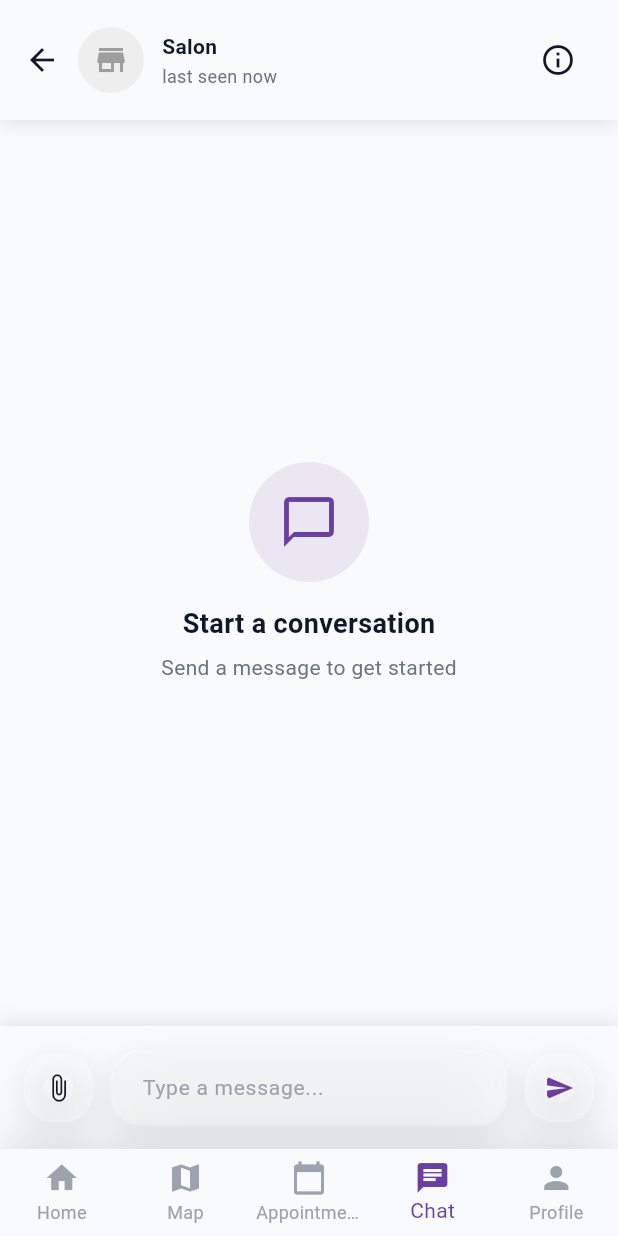
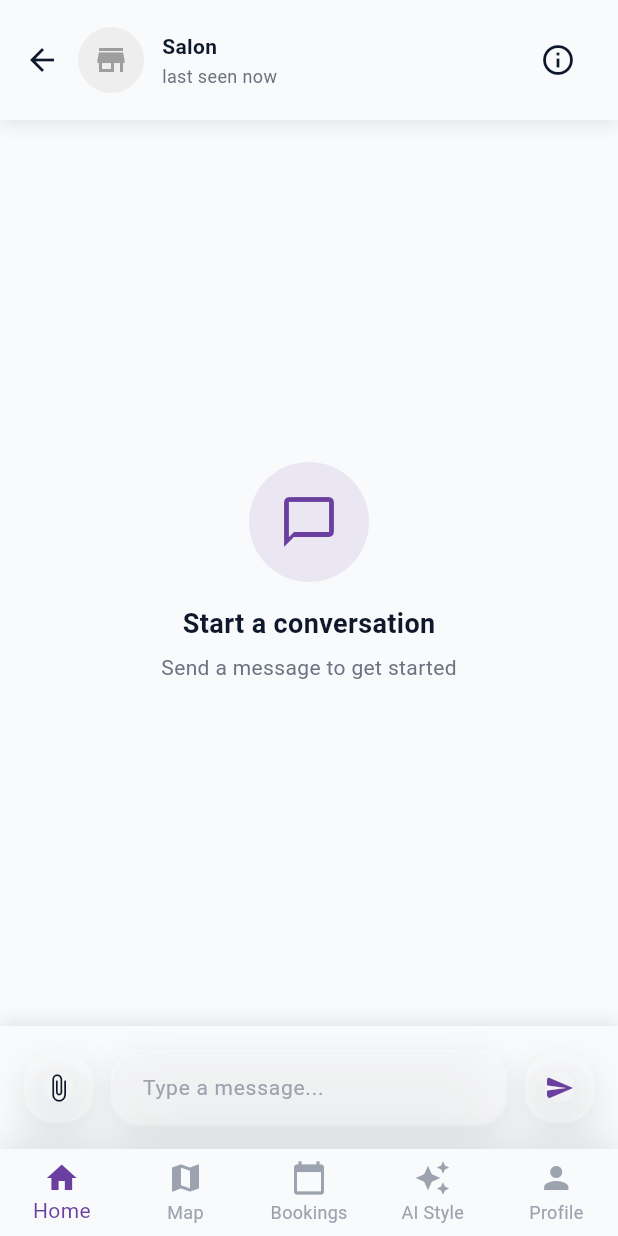
Before and after one commit to ctcw7k88zn-lab/menz_cut_project-1, a Flutter app: the CustomerChatScreen screen opened by its route, on a phone screen of 412 x 824 dp. Run offline on Flutter 3.47's test engine with Material 3 defaults, Android fonts, the phone set to English and light mode, and no system bars; our stand-ins replace cached_network_image, fl_chart, flutter_dotenv, flutter_map, flutter_riverpod, geolocator and 9 more; missing offline and left inert: dart:html; accounts and stored records are empty; network calls fail; Roboto replaces fonts that are missing (Poppins).

Commit message:
basic chat option is completed

```diff
--- a/lib/screens/customer/customer_chat.dart
+++ b/lib/screens/customer/customer_chat.dart
@@ -605,7 +605,7 @@ class _CustomerChatScreenState extends ConsumerState<CustomerChatScreen>
       ),
       child: BottomNavigationBar(
         type: BottomNavigationBarType.fixed,
-        currentIndex: 3,
+        currentIndex: 0, // Home tab is active (since we're navigating from home)
         backgroundColor: Colors.transparent,
         elevation: 0,
         selectedItemColor: AppTheme.primaryMauve,
@@ -622,7 +622,7 @@ class _CustomerChatScreenState extends ConsumerState<CustomerChatScreen>
               context.push('/customer-appointments');
               break;
             case 3:
-              // Already on chat
+              context.push('/ai-hair-suggestions');
               break;
             case 4:
               context.push('/customer-profile');
@@ -640,11 +640,11 @@ class _CustomerChatScreenState extends ConsumerState<CustomerChatScreen>
           ),
           BottomNavigationBarItem(
             icon: Icon(Icons.calendar_today),
-            label: 'Appointments',
+            label: 'Bookings',
           ),
           BottomNavigationBarItem(
-            icon: Icon(Icons.chat),
-            label: 'Chat',
+            icon: Icon(Icons.auto_awesome),
+            label: 'AI Style',
           ),
           BottomNavigationBarItem(
             icon: Icon(Icons.person),
```
